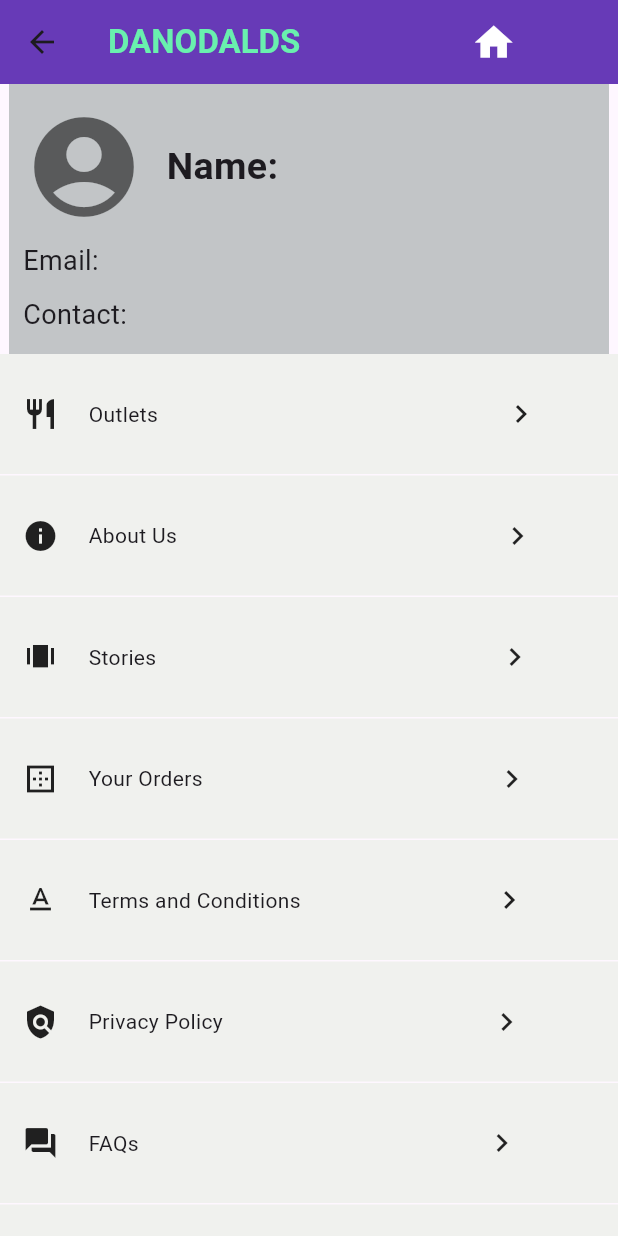
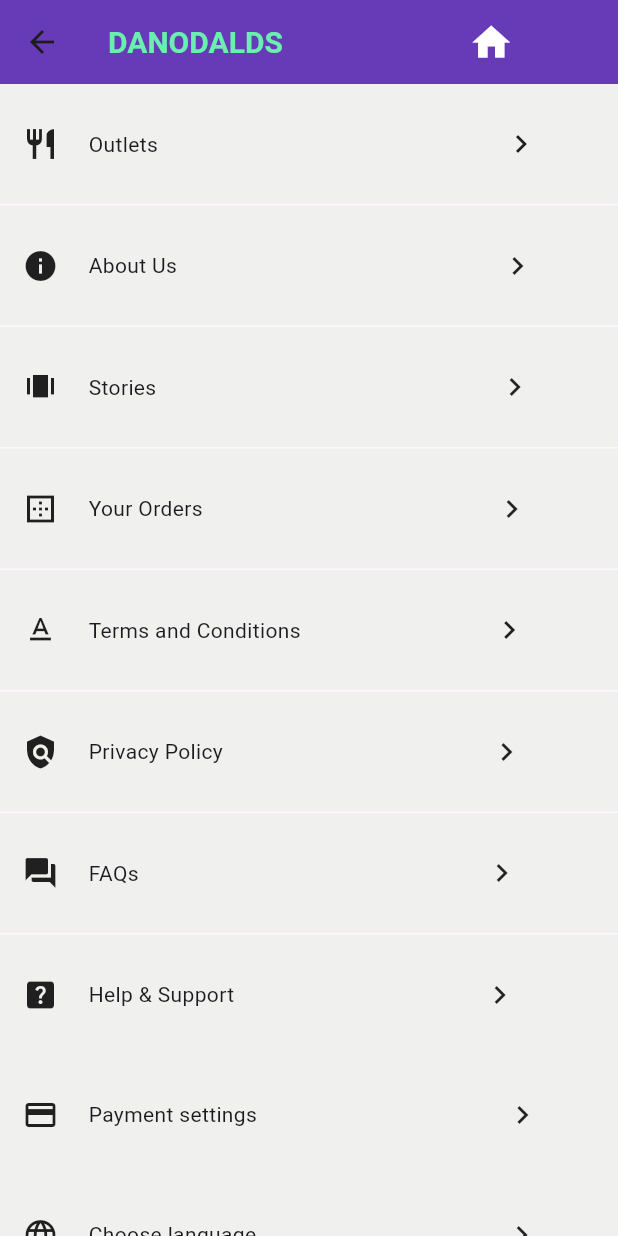
Before and after one commit to LAKSH3002/Food_Company_App, a Flutter app: the AccountScreen screen opened directly with empty values, on a phone screen of 412 x 824 dp. Run offline on Flutter 3.47's test engine with Material 2 defaults, Android fonts, the light colour scheme and no system bars; our stand-ins replace animated_splash_screen, email_validator, firebase_auth, firebase_core, pinput, shared_preferences and 1 more; missing offline and left inert: dialog_flowtter; accounts and stored records are empty; project files that could hold a hidden picture were left out.

Commit message:
Updated text.

```diff
--- a/royal_plate/lib/cart_functionaltiy/Menu_screen.dart
+++ b/royal_plate/lib/cart_functionaltiy/Menu_screen.dart
@@ -55,9 +55,6 @@ class _Menu_ScreenState extends State<Menu_Screen> {
         titleSpacing: 2,
         title: Row(
           children: [
-            SizedBox(
-              width: 50,
-            ),
             Text(
               'Danodalds Product List',
               style: TextStyle(
--- a/royal_plate/lib/cart_functionaltiy/cart_screen.dart
+++ b/royal_plate/lib/cart_functionaltiy/cart_screen.dart
@@ -22,11 +22,9 @@ class _CartScreenState extends State<CartScreen>
           title: Text(
             'Danodalds - Cart Page',
             style: TextStyle(
-                fontSize: 24,
-                color: Color.fromARGB(255, 47, 235, 54),
-                fontWeight: FontWeight.bold),
+              fontSize: 20,
+                color: Colors.greenAccent, fontWeight: FontWeight.bold),
           ),
-          centerTitle: true,
         ),
         body: Column(
           children: [
--- a/royal_plate/lib/main.dart
+++ b/royal_plate/lib/main.dart
@@ -29,13 +29,17 @@ class MyApp extends StatelessWidget {
 
   @override
   Widget build(BuildContext context) {
+    TextEditingController name = TextEditingController();
+    name.text = 'laksh';
+    TextEditingController email = TextEditingController();
+    email.text = 'laksh123@gmail.com';
     return ChangeNotifierProvider(
     create: (_) => CartProvider(),
     child: Builder(builder: (BuildContext context){
       return MaterialApp(
       debugShowCheckedModeBanner: false,
       theme: ThemeData(useMaterial3: true),
-      home: Menu_Screen(),
+      home: HomeScreen(name: name, email: email,),
     );
     }), );
   }
--- a/royal_plate/lib/screens/Accounts.dart
+++ b/royal_plate/lib/screens/Accounts.dart
@@ -35,10 +35,12 @@ class _AccountScreenState extends State<AccountScreen> {
             const Text(
               "DANODALDS",
               style: TextStyle(
-                  color: Colors.greenAccent, fontWeight: FontWeight.bold),
+                  fontSize: 20,
+                  color: Colors.greenAccent,
+                  fontWeight: FontWeight.bold),
             ),
             SizedBox(
-              width: 94,
+              width: 104,
             ),
             CupertinoButton(
                 child: Icon(Icons.home, color: Colors.white, size: 30.0),
@@ -59,57 +61,57 @@ class _AccountScreenState extends State<AccountScreen> {
               // children 1
               // container with profile details.
 
-              Padding(
-                padding: EdgeInsets.all(0),
-                child: Container(
-                  color: Color.fromARGB(255, 194, 197, 199),
-                  height: 180,
-                  width: 400,
-                  child: Column(
-                    mainAxisAlignment: MainAxisAlignment.start,
-                    crossAxisAlignment: CrossAxisAlignment.start,
-                    children: [
-                      SizedBox(
-                        height: 15,
-                      ),
-                      Row(
-                        children: [
-                          SizedBox(
-                            width: 10,
-                          ),
-                          Icon(
-                            Icons.account_circle,
-                            size: 80.0,
-                            color: Colors.black54,
-                          ),
-                          SizedBox(
-                            width: 15,
-                          ),
-                          Text(
-                            'Name: ${widget.name.text}',
-                            style: TextStyle(
-                                fontSize: 25, fontWeight: FontWeight.bold),
-                          ),
-                        ],
-                      ),
-                      SizedBox(
-                        height: 10,
-                      ),
-                      Text(
-                        '  Email: ${widget.email.text}',
-                        style: TextStyle(fontSize: 18),
-                      ),
-                      SizedBox(
-                        height: 10,
-                      ),
-                      Text(
-                        "  Contact: ",
-                        style: TextStyle(fontSize: 18),
-                      ),
-                    ],
-                  ),
-                ),
-              ),
+              // Padding(
+              //   padding: EdgeInsets.all(0),
+              //   child: Container(
+              //     color: Color.fromARGB(255, 194, 197, 199),
+              //     height: 180,
+              //     width: 400,
+              //     child: Column(
+              //       mainAxisAlignment: MainAxisAlignment.start,
+              //       crossAxisAlignment: CrossAxisAlignment.start,
+              //       children: [
+              //         SizedBox(
+              //           height: 15,
+              //         ),
+              //         Row(
+              //           children: [
+              //             SizedBox(
+              //               width: 10,
+              //             ),
+              //             Icon(
+              //               Icons.account_circle,
+              //               size: 80.0,
+              //               color: Colors.black54,
+              //             ),
+              //             SizedBox(
+              //               width: 15,
+              //             ),
+              //             Text(
+              //               'Name: ${widget.name.text}',
+              //               style: TextStyle(
+              //                   fontSize: 25, fontWeight: FontWeight.bold),
+              //             ),
+              //           ],
+              //         ),
+              //         SizedBox(
+              //           height: 10,
+              //         ),
+              //         Text(
+              //           '  Email: ${widget.email.text}',
+              //           style: TextStyle(fontSize: 18),
+              //         ),
+              //         SizedBox(
+              //           height: 10,
+              //         ),
+              //         Text(
+              //           "  Contact: ",
+              //           style: TextStyle(fontSize: 18),
+              //         ),
+              //       ],
+              //     ),
+              //   ),
+              // ),
 
               Box(Icons.restaurant, 'Outlets', Icons.keyboard_arrow_right,
                   230.0),
@@ -147,6 +149,10 @@ class _AccountScreenState extends State<AccountScreen> {
               ),
               Box(Icons.help_center, 'Help & Support',
                   Icons.keyboard_arrow_right, 165.0),
+              Box(Icons.payment_outlined, 'Payment settings',
+                  Icons.keyboard_arrow_right, 165.0),
+              Box(Icons.language_outlined, 'Choose language',
+                  Icons.keyboard_arrow_right, 165.0),
             ],
           ),
         ),
--- a/royal_plate/lib/screens/Email_screen.dart
+++ b/royal_plate/lib/screens/Email_screen.dart
@@ -59,6 +59,7 @@ class _OnBoarding4State extends State<OnBoarding4> {
         title: Text(
           'DANODALDS',
           style: TextStyle(
+              fontSize: 20,
               color: Colors.greenAccent,
               fontWeight: FontWeight.bold,
               fontStyle: FontStyle.italic),
```
Also changed, not shown: royal_plate/lib/Chatbot/chatbot.dart (+34 -34 lines), royal_plate/lib/screens/HomeScreen.dart (+30 -37 lines), royal_plate/lib/screens/SetFav_home.dart (+49 -45 lines).
